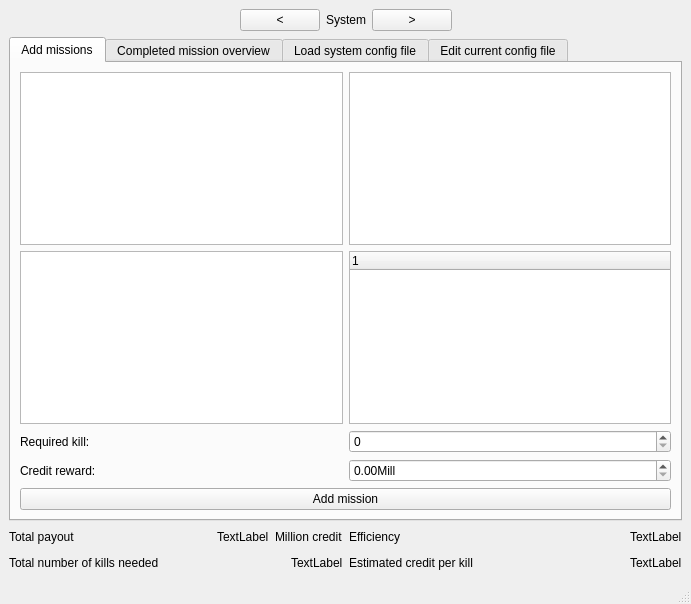
First picture: the form in mainwindow.ui, repository aklakina/EliteMoney, before the edit.
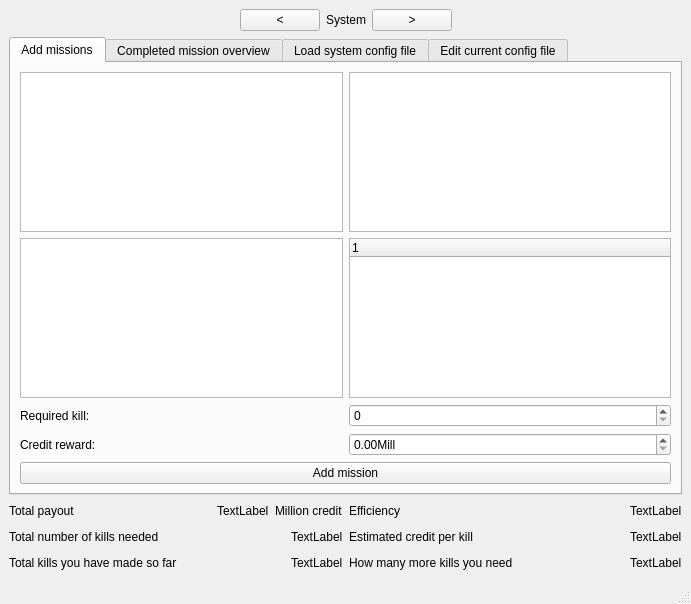
Second picture: the form after the edit.

Diff of the .ui file:
```diff
--- a/mainwindow.ui
+++ b/mainwindow.ui
@@ -14,7 +14,7 @@
    <string>MainWindow</string>
   </property>
   <widget class="QWidget" name="centralwidget">
-   <layout class="QVBoxLayout" name="verticalLayout_10">
+   <layout class="QVBoxLayout" name="verticalLayout_12">
     <item>
      <layout class="QHBoxLayout" name="horizontalLayout_9">
       <item>
@@ -256,7 +256,9 @@
      </widget>
     </item>
     <item>
-     <layout class="QHBoxLayout" name="horizontalLayout_10">
+     <layout class="QVBoxLayout" name="verticalLayout_10">
+      <item>
+       <layout class="QHBoxLayout" name="horizontalLayout_13">
       <item>
        <layout class="QVBoxLayout" name="verticalLayout_6">
         <item>
@@ -387,6 +389,74 @@
           </item>
           <item>
            <widget class="QLabel" name="label_11">
+              <property name="text">
+               <string>TextLabel</string>
+              </property>
+             </widget>
+            </item>
+           </layout>
+          </item>
+         </layout>
+        </item>
+       </layout>
+      </item>
+      <item>
+       <layout class="QHBoxLayout" name="horizontalLayout_10">
+        <item>
+         <layout class="QHBoxLayout" name="horizontalLayout_11">
+          <item>
+           <widget class="QLabel" name="label_12">
+            <property name="text">
+             <string>Total kills you have made so far</string>
+            </property>
+           </widget>
+          </item>
+          <item>
+           <spacer name="horizontalSpacer_7">
+            <property name="orientation">
+             <enum>Qt::Horizontal</enum>
+            </property>
+            <property name="sizeHint" stdset="0">
+             <size>
+              <width>40</width>
+              <height>20</height>
+             </size>
+            </property>
+           </spacer>
+          </item>
+          <item>
+           <widget class="QLabel" name="kills_made">
+            <property name="text">
+             <string>TextLabel</string>
+            </property>
+           </widget>
+          </item>
+         </layout>
+        </item>
+        <item>
+         <layout class="QHBoxLayout" name="horizontalLayout_12">
+          <item>
+           <widget class="QLabel" name="label_14">
+            <property name="text">
+             <string>How many more kills you need</string>
+            </property>
+           </widget>
+          </item>
+          <item>
+           <spacer name="horizontalSpacer_8">
+            <property name="orientation">
+             <enum>Qt::Horizontal</enum>
+            </property>
+            <property name="sizeHint" stdset="0">
+             <size>
+              <width>40</width>
+              <height>20</height>
+             </size>
+            </property>
+           </spacer>
+          </item>
+          <item>
+           <widget class="QLabel" name="kills_left">
             <property name="text">
              <string>TextLabel</string>
             </property>
```
Lines whose indentation alone changed are shown as unchanged.
